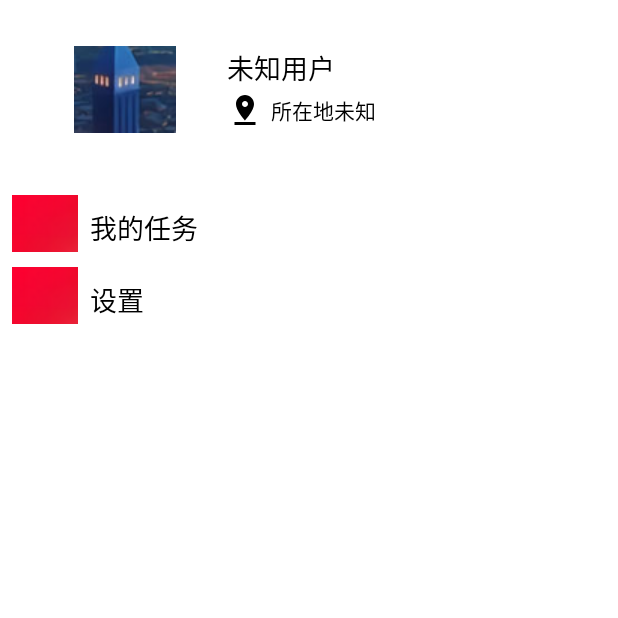
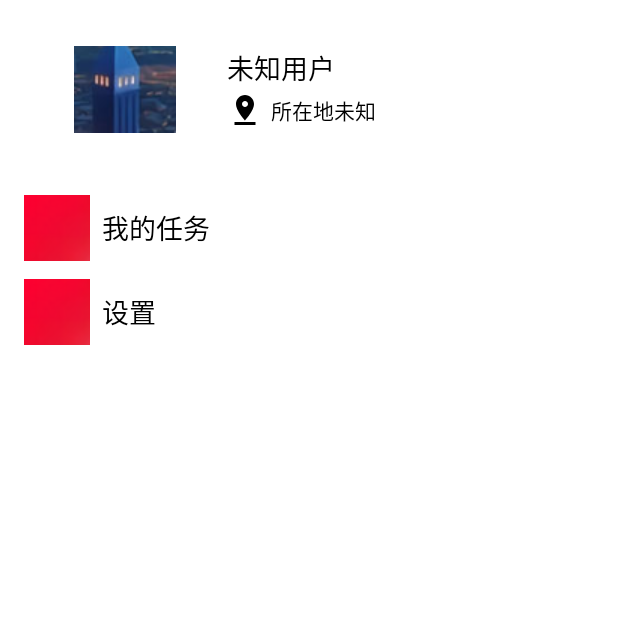
Before and after one commit to zeedraw/ourApp, an Android app: the fragment MineFrag shown on its own in the app's theme, on a phone screen of 412 x 824 dp, the top half of it. Run offline under Robolectric (Android 15) with nearby library versions, the phone set to English and light mode, and no system bars.

Commit message:
对MineFrag设置了点击事件

```diff
--- a/ourapp/app/src/main/AndroidManifest.xml
+++ b/ourapp/app/src/main/AndroidManifest.xml
@@ -16,6 +16,9 @@
             </intent-filter>
         </activity>
         <activity android:name=".MissonInfo"></activity>
+        <activity android:name=".MyAccount"></activity>
+        <activity android:name=".MyMission"></activity>
+        <activity android:name=".MySetting"></activity>
     </application>
 
 </manifest>
--- a/ourapp/app/src/main/java/com/example/administrator/ourapp/MissonInfo.java
+++ b/ourapp/app/src/main/java/com/example/administrator/ourapp/MissonInfo.java
@@ -48,6 +48,8 @@ public class MissonInfo extends AppCompatActivity {
                 Intent intent=new Intent();
                 intent.setComponent(comp);
                 startActivity(intent);
+                MissonInfo.this.finish();
+
 
             }
         });
--- a/ourapp/app/src/main/res/layout/main_person.xml
+++ b/ourapp/app/src/main/res/layout/main_person.xml
@@ -12,7 +12,9 @@
         android:layout_height="120dp"
         android:orientation="horizontal"
         android:layout_marginLeft="16dp"
-        android:layout_marginRight="16dp">
+        android:layout_marginRight="16dp"
+        android:onClick="Myaccount_click"
+        android:layout_marginBottom="8dp">
 
         <LinearLayout
             android:layout_width="135dp"
@@ -64,9 +66,14 @@
     </LinearLayout>
 
     <LinearLayout
+
         android:layout_width="match_parent"
         android:layout_height="@dimen/view_height_custom"
-        android:orientation="horizontal">
+        android:orientation="horizontal"
+        android:layout_marginLeft="16dp"
+        android:layout_marginRight="16dp"
+        android:layout_marginBottom="8dp"
+        android:onClick="Mymssion_click">
 
 
 
@@ -75,12 +82,13 @@
             android:layout_height="@dimen/view_height_custom"
             android:gravity="center_vertical"
             android:text="我的任务"
+            android:layout_gravity="center_vertical"
             android:textColor="#000000"
             android:textSize="@dimen/text_size_medium"
-            android:layout_marginLeft="16dp"
+
             android:drawableLeft="@drawable/small_button"
             android:drawablePadding="8dp"
-            android:layout_margin="8dp"/>
+            />
 
     </LinearLayout>
 
@@ -88,7 +96,11 @@
     <LinearLayout
         android:layout_width="match_parent"
         android:layout_height="@dimen/view_height_custom"
-        android:orientation="horizontal">
+        android:orientation="horizontal"
+        android:layout_marginLeft="16dp"
+        android:layout_marginRight="16dp"
+        android:layout_marginBottom="8dp"
+        android:onClick="Mysetting_click">
 
         <TextView
             android:layout_width="240dp"
@@ -97,11 +109,10 @@
             android:text="设置"
             android:textColor="#000000"
             android:textSize="@dimen/text_size_medium"
-
+            android:layout_gravity="center_vertical"
             android:drawableLeft="@drawable/small_button"
             android:drawablePadding="8dp"
-            android:layout_marginLeft="16dp"
-            android:layout_margin="8dp"/>
+            />
     </LinearLayout>
 
 </LinearLayout>
```
Also changed, not shown: ourapp/app/src/main/java/com/example/administrator/ourapp/MainActivity.java (+28 -0 lines), ourapp/app/src/main/java/com/example/administrator/ourapp/MineFrag.java (+8 -0 lines), ourapp/app/src/main/java/com/example/administrator/ourapp/MyAccount.java (added, +16 -0 lines), ourapp/app/src/main/java/com/example/administrator/ourapp/MyMission.java (added, +17 -0 lines), ourapp/app/src/main/java/com/example/administrator/ourapp/MySetting.java (added, +16 -0 lines).
